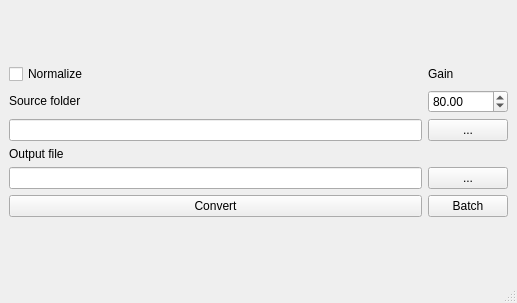
This is convertwindow.ui in ArendJanKramer/Numpyviewer as Qt 5 draws it before an edit. The edited form follows.
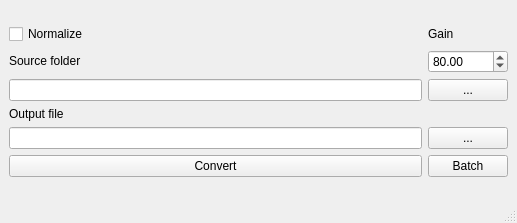
This is the edited form. Icons and pictures are not drawn.

Diff of the .ui file:
```diff
--- a/convertwindow.ui
+++ b/convertwindow.ui
@@ -7,7 +7,7 @@
     <x>0</x>
     <y>0</y>
     <width>517</width>
-    <height>303</height>
+    <height>223</height>
    </rect>
   </property>
   <property name="sizePolicy">
```
Left out of the diff: 9 changed lines with no effect on the pictures.
